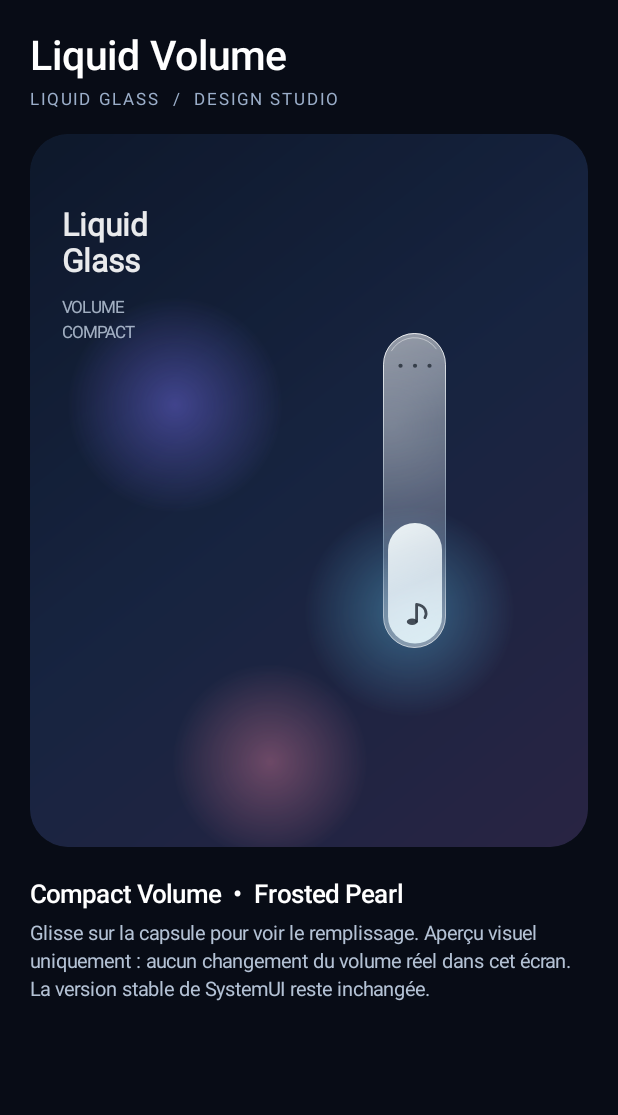
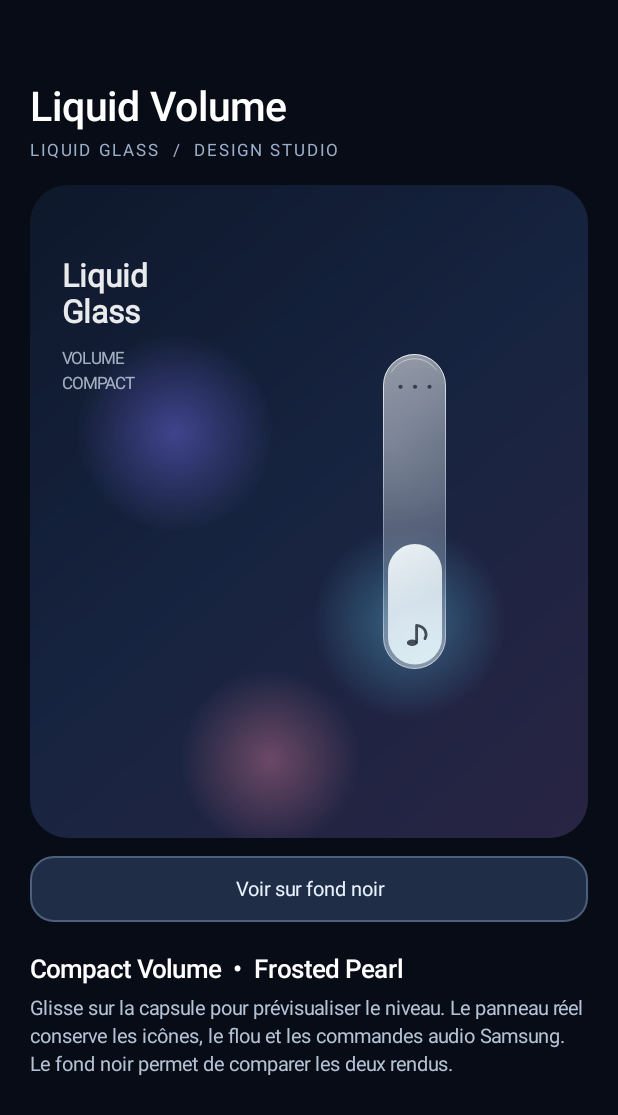
Before and after one commit to Vadinyt/LiquidVolume, an Android app: the screen it shows after launch (MainActivity), on a phone screen of 412 x 824 dp. Shown: the top 1115 px of the screen. Run offline under Robolectric (Android 15) with nearby library versions, the phone set to English and light mode, and no system bars.

Commit message:
Make design studio match compact Samsung proportions with dark comparison mode and clear header

```diff
--- a/app/src/main/java/com/liquidvolume/module/MainActivity.kt
+++ b/app/src/main/java/com/liquidvolume/module/MainActivity.kt
@@ -24,7 +24,7 @@ class MainActivity : Activity() {
 
         val root = LinearLayout(this).apply {
             orientation = LinearLayout.VERTICAL
-            setPadding(dp(20f), dp(18f), dp(20f), dp(16f))
+            setPadding(dp(20f), dp(52f), dp(20f), dp(16f))
             setBackgroundColor(Color.rgb(8, 12, 22))
         }
 
@@ -42,16 +42,42 @@ class MainActivity : Activity() {
             setPadding(0, dp(4f), 0, dp(16f))
         })
 
-        root.addView(LiquidGlassPreviewView(this).apply {
+        val preview = LiquidGlassPreviewView(this).apply {
             clipToOutline = true
             background = android.graphics.drawable.GradientDrawable().apply {
                 cornerRadius = dp(25f).toFloat()
                 setColor(0xFF15213A.toInt())
             }
-        }, LinearLayout.LayoutParams(
+        }
+        root.addView(preview, LinearLayout.LayoutParams(
             ViewGroup.LayoutParams.MATCH_PARENT,
-            dp(475f)
+            dp(435f)
         ))
+
+        val backgroundToggle = TextView(this).apply {
+            text = "Voir sur fond noir"
+            textSize = 13f
+            gravity = Gravity.CENTER
+            isClickable = true
+            isFocusable = true
+            setTextColor(0xFFE8F2FF.toInt())
+            background = android.graphics.drawable.GradientDrawable().apply {
+                cornerRadius = dp(15f).toFloat()
+                setColor(0xFF202D47.toInt())
+                setStroke(dp(1f), 0xFF4C607C.toInt())
+            }
+            setOnClickListener {
+                preview.showDarkBackdrop = !preview.showDarkBackdrop
+                text = if (preview.showDarkBackdrop) {
+                    "Voir sur fond coloré"
+                } else {
+                    "Voir sur fond noir"
+                }
+            }
+        }
+        root.addView(backgroundToggle, LinearLayout.LayoutParams(
+            ViewGroup.LayoutParams.MATCH_PARENT, dp(44f)
+        ).apply { topMargin = dp(12f) })
 
         root.addView(TextView(this).apply {
             text = "Compact Volume  •  Frosted Pearl"
@@ -61,9 +87,9 @@ class MainActivity : Activity() {
             setPadding(0, dp(19f), 0, dp(6f))
         })
         root.addView(TextView(this).apply {
-            text = "Glisse sur la capsule pour voir le remplissage. " +
-                "Aperçu visuel uniquement : aucun changement du volume réel dans cet écran. " +
-                "La version stable de SystemUI reste inchangée."
+            text = "Glisse sur la capsule pour prévisualiser le niveau. " +
+                "Le panneau réel conserve les icônes, le flou et les commandes audio Samsung. " +
+                "Le fond noir permet de comparer les deux rendus."
             textSize = 13f
             setTextColor(0xFFB4C2D5.toInt())
             setLineSpacing(dp(3f).toFloat(), 1f)
```
